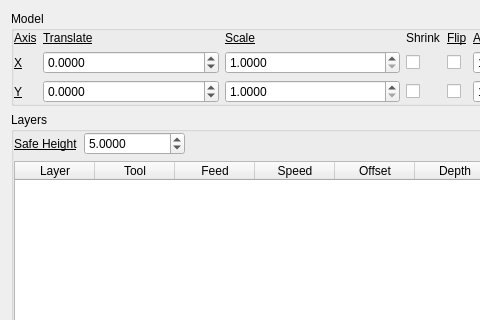
CauldronDevelopmentLLC/CAMotics, file qt/cam_dialog.ui: the form before one commit; both pictures show x 0 to 480 and y 0 to 320 of the 663 by 600 pixel window.
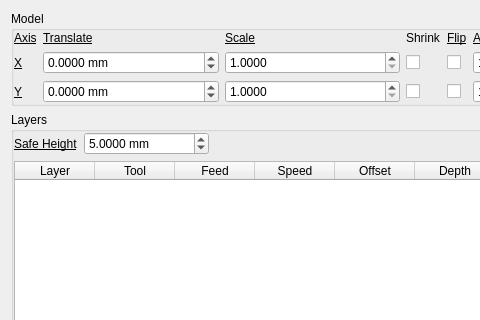
The form after the commit. Icons and pictures are not drawn.

What changed in the file:
```diff
--- a/qt/cam_dialog.ui
+++ b/qt/cam_dialog.ui
@@ -122,6 +122,9 @@
       </item>
       <item row="1" column="1">
        <widget class="QDoubleSpinBox" name="xTranslateDoubleSpinBox">
+        <property name="suffix">
+         <string> mm</string>
+        </property>
         <property name="decimals">
          <number>4</number>
         </property>
@@ -184,6 +187,9 @@
       </item>
       <item row="2" column="1">
        <widget class="QDoubleSpinBox" name="yTranslateDoubleSpinBox">
+        <property name="suffix">
+         <string> mm</string>
+        </property>
         <property name="decimals">
          <number>4</number>
         </property>
@@ -272,6 +278,9 @@
         </item>
         <item>
          <widget class="QDoubleSpinBox" name="safeDoubleSpinBox">
+          <property name="suffix">
+           <string> mm</string>
+          </property>
           <property name="decimals">
            <number>4</number>
           </property>
```
